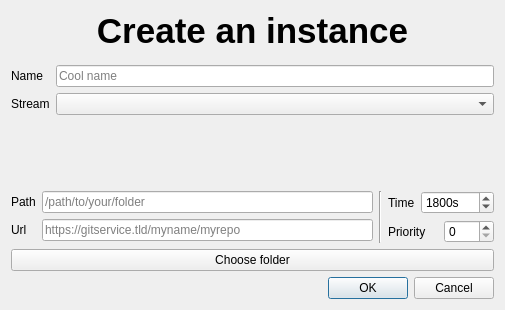
Qt form cloudb/frontend/gui/raw ui/SessionCreator.ui (MonochromeBird/CloudBird) before a commit.
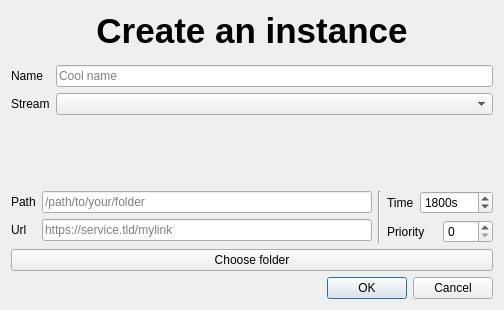
The same form after that commit.

```diff
--- a/cloudb/frontend/gui/raw ui/SessionCreator.ui
+++ b/cloudb/frontend/gui/raw ui/SessionCreator.ui
@@ -6,12 +6,12 @@
    <rect>
     <x>0</x>
     <y>0</y>
-    <width>505</width>
+    <width>504</width>
     <height>310</height>
    </rect>
   </property>
   <property name="sizePolicy">
-   <sizepolicy hsizetype="Maximum" vsizetype="Maximum">
+   <sizepolicy hsizetype="Fixed" vsizetype="Fixed">
     <horstretch>0</horstretch>
     <verstretch>0</verstretch>
    </sizepolicy>
@@ -126,7 +126,7 @@
          <item row="2" column="1">
           <widget class="QLineEdit" name="Url">
            <property name="placeholderText">
-            <string>https://gitservice.tld/myname/myrepo</string>
+            <string>https://service.tld/mylink</string>
            </property>
           </widget>
          </item>
```
